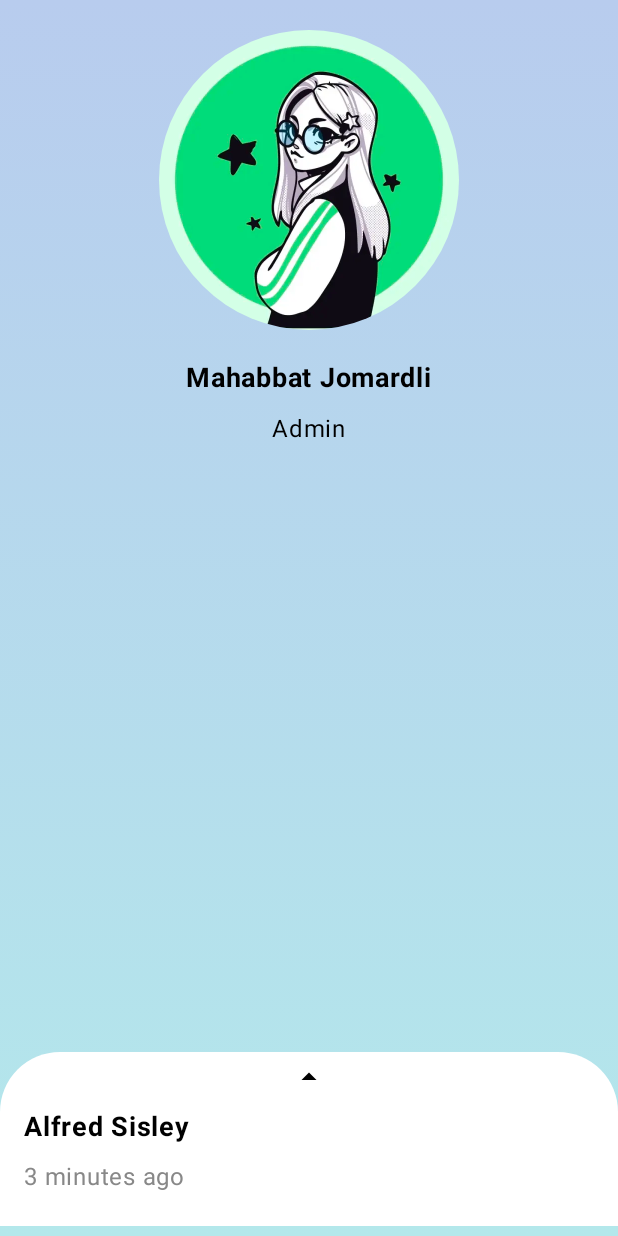
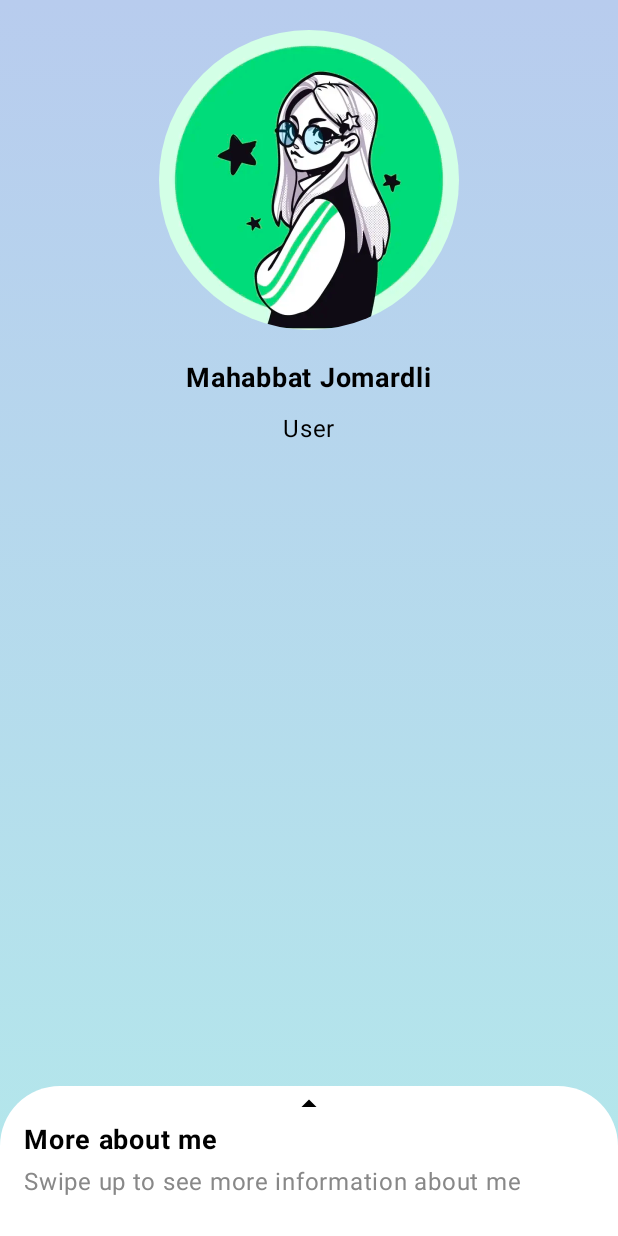
Before and after one commit to Mehebbet13/ProfileScreenWithJetpackCompose, an Android app built with Jetpack Compose: the screen it shows after launch (MainActivity), on a phone screen of 412 x 824 dp. Run offline under Robolectric (Android 15) with nearby library versions, the phone set to English and light mode, and no system bars; pictures from the network do not load.

Commit message:
bottomsheet created

```diff
--- a/app/src/main/java/com/example/profileapp/MainActivity.kt
+++ b/app/src/main/java/com/example/profileapp/MainActivity.kt
@@ -1,12 +1,11 @@
 package com.example.profileapp
 
+import android.graphics.Paint.Style
 import android.os.Bundle
-import android.util.Log
 import androidx.activity.ComponentActivity
 import androidx.activity.compose.setContent
 import androidx.compose.foundation.Image
 import androidx.compose.foundation.background
-import androidx.compose.foundation.gestures.detectDragGestures
 import androidx.compose.foundation.layout.*
 import androidx.compose.foundation.shape.CircleShape
 import androidx.compose.foundation.shape.RoundedCornerShape
@@ -14,7 +13,6 @@ import androidx.compose.material.*
 import androidx.compose.material3.Icon
 import androidx.compose.material3.Surface
 import androidx.compose.material3.Text
-import androidx.compose.material3.contentColorFor
 import androidx.compose.runtime.*
 import androidx.compose.ui.Alignment
 import androidx.compose.ui.Modifier
@@ -22,22 +20,19 @@ import androidx.compose.ui.draw.clip
 import androidx.compose.ui.graphics.Brush
 import androidx.compose.ui.graphics.Color
 import androidx.compose.ui.graphics.Color.Companion.White
-import androidx.compose.ui.input.pointer.consumeAllChanges
-import androidx.compose.ui.input.pointer.pointerInput
 import androidx.compose.ui.layout.ContentScale
 import androidx.compose.ui.res.painterResource
 import androidx.compose.ui.text.font.FontWeight
-import androidx.compose.ui.tooling.preview.Preview
-import androidx.compose.ui.unit.Dp
-import androidx.compose.ui.unit.IntOffset
 import androidx.compose.ui.unit.dp
 import androidx.compose.ui.unit.sp
+import com.example.profileapp.model.Profile
 import com.example.profileapp.ui.theme.Blue
 import com.example.profileapp.ui.theme.Green
 import com.example.profileapp.ui.theme.ProfileAppTheme
-import kotlin.math.roundToInt
 
 class MainActivity : ComponentActivity() {
+
+    @OptIn(ExperimentalMaterialApi::class)
     override fun onCreate(savedInstanceState: Bundle?) {
         super.onCreate(savedInstanceState)
         setContent {
@@ -63,27 +58,18 @@ class MainActivity : ComponentActivity() {
                             modifier = Modifier.padding(PaddingValues(top = 20.dp))
 
                         ) {
-                            AvatarAndName("Mahabbat Jomardli", R.drawable.profile, "Admin")
+                            AvatarAndName(
+                                "${profile.firstName} ${profile.lastName}",
+                                profile.avatarUrl,
+                                checkAdmin()
+                            )
                         }
-                        var offsetX by remember { mutableStateOf(0f) }
-                        var offsetY by remember { mutableStateOf(-10f) }
 
                         Column(
                             horizontalAlignment = Alignment.CenterHorizontally,
-                            verticalArrangement = Arrangement.Center,
-                            modifier = Modifier
-                                .pointerInput(Unit) {
-                                    detectDragGestures { change, dragAmount ->
-                                        change.consumeAllChanges()
-//                                        offsetX += dragAmount.x
-//                                        offsetY += dragAmount.y
-                                        Log.e("mike", dragAmount.y.roundToInt().toString())
-                                    }
-                                }
-                                .offset { IntOffset(offsetX.roundToInt(), offsetY.roundToInt()) }
-
+                            verticalArrangement = Arrangement.Center
                         ) {
-                            MoreInfoCard()
+                            BottomSheet()
                         }
                     }
 
@@ -98,6 +84,11 @@ class MainActivity : ComponentActivity() {
             }
         }
     }
+}
+
+private val profile = Profile()
+fun checkAdmin(): String {
+    return if (profile.isAdmin) "Admin" else "User"
 }
 
 @Composable
@@ -126,42 +117,66 @@ fun MoreInfoCard() {
             .fillMaxWidth()
             .background(White, RoundedCornerShape(topStart = 40.dp, topEnd = 40.dp))
             .padding(start = 16.dp, end = 16.dp, bottom = 16.dp, top = 0.dp)
-            .height(100.dp),
+            .height(400.dp),
         horizontalAlignment = Alignment.Start,
-        verticalArrangement = Arrangement.SpaceAround
+        verticalArrangement = Arrangement.Top
     ) {
         Row(
             horizontalArrangement = Arrangement.Center,
             modifier = Modifier
                 .fillMaxWidth()
         ) {
-            Icon(painter = painterResource(R.drawable.ic_arrow_drop_up), contentDescription = null)
+            Icon(
+                painter = painterResource(R.drawable.ic_arrow_drop_up),
+                contentDescription = null
+            )
         }
-        Text("Alfred Sisley", fontSize = 18.sp, fontWeight = FontWeight.Bold)
-        Text("3 minutes ago", color = Color.Gray)
+        Text(
+            "More about me",
+            fontSize = 18.sp,
+            fontWeight = FontWeight.Bold,
+            modifier = Modifier.padding(bottom = 4.dp)
+        )
+        Text(
+            "Swipe up to see more information about me",
+            color = Color.Gray,
+            modifier = Modifier.padding(bottom = 50.dp)
+        )
+
+        BottomSheetCell("Profile type", checkAdmin())
+        BottomSheetCell("My e-mail", profile.email)
+        BottomSheetCell("My phone number", profile.telephone)
+        BottomSheetCell("My gender", profile.gender)
+        BottomSheetCell("My customer number", profile.customerNo)
     }
 }
 
 @Composable
-@ExperimentalMaterialApi
-fun ModalBottomSheetLayout(
-    sheetContent: @Composable ColumnScope.() -> Unit,
-    modifier: Modifier = Modifier,
-    sheetState: ModalBottomSheetState =
-        rememberModalBottomSheetState(ModalBottomSheetValue.Hidden),
-    sheetShape: RoundedCornerShape = RoundedCornerShape(16.dp),
-    sheetElevation: Dp = ModalBottomSheetDefaults.Elevation,
-    sheetBackgroundColor: Color = Color.DarkGray,
-    sheetContentColor: Color = contentColorFor(sheetBackgroundColor),
-    scrimColor: Color = ModalBottomSheetDefaults.scrimColor,
-    content: @Composable () -> Unit
-) {
+private fun BottomSheetCell(title: String, value: String) {
+    Row(modifier = Modifier.padding(bottom = 12.dp)) {
+        Text("$title : ", color = Color.Black, fontWeight = FontWeight.Bold)
+        Text(value, color = Color.Gray)
+    }
 }
 
-@Preview(showBackground = true)
+@ExperimentalMaterialApi
 @Composable
-fun DefaultPreview() {
-    ProfileAppTheme {
-//        AvatarAndName("Mahabbat Jomardli", R.drawable.profile)
+private fun BottomSheet() {
+    val sheetState = rememberBottomSheetState(
+        initialValue = BottomSheetValue.Collapsed
+    )
+    val scaffoldState = rememberBottomSheetScaffoldState(
+        bottomSheetState = sheetState
+    )
+    BottomSheetScaffold(
+        scaffoldState = scaffoldState,
+        sheetContent = {
+            MoreInfoCard()
+        },
+        sheetBackgroundColor = Color.Transparent,
+        sheetElevation = (-1).dp,
+        backgroundColor = Color.Transparent,
+        sheetPeekHeight = 100.dp
+    ) {
     }
 }
--- /dev/null
+++ b/app/src/main/java/com/example/profileapp/model/Profile.kt
@@ -0,0 +1,14 @@
+package com.example.profileapp.model
+
+import com.example.profileapp.R
+
+data class Profile(
+    val isAdmin: Boolean = false,
+    val firstName: String = "Mahabbat",
+    val lastName: String = "Jomardli",
+    val email: String = "comerdlim@gmail.com",
+    val telephone: String = "+994503181063",
+    val gender: String = "Female",
+    val avatarUrl: Int = R.drawable.profile,
+    val customerNo: String = "3181063",
+)
```
